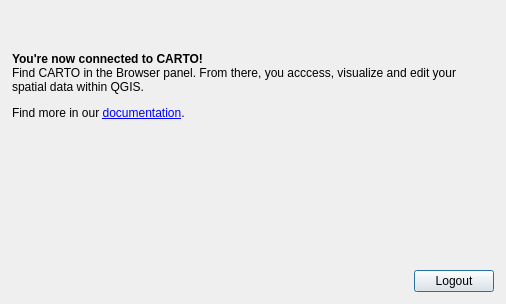
The window that carto/gui/authorizationsuccessdialog.ui (anamanvil/carto-qgis-plugin) describes before a commit, drawn with Qt 5.
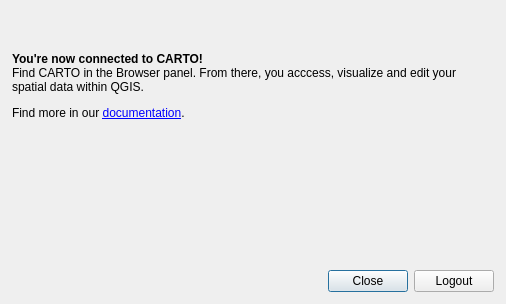
The same window after the commit.

Patch:
```diff
--- a/carto/gui/authorizationsuccessdialog.ui
+++ b/carto/gui/authorizationsuccessdialog.ui
@@ -95,7 +95,7 @@
     </spacer>
    </item>
    <item>
-    <layout class="QHBoxLayout" name="horizontalLayout" stretch="0,0">
+    <layout class="QHBoxLayout" name="horizontalLayout" stretch="0,0,0">
      <property name="rightMargin">
       <number>12</number>
      </property>
@@ -112,6 +112,13 @@
        </property>
       </spacer>
      </item>
+     <item>
+      <widget class="QPushButton" name="btnClose">
+       <property name="text">
+        <string>Close</string>
+       </property>
+      </widget>
+     </item>
      <item>
       <widget class="QPushButton" name="btnLogout">
        <property name="text">
```
